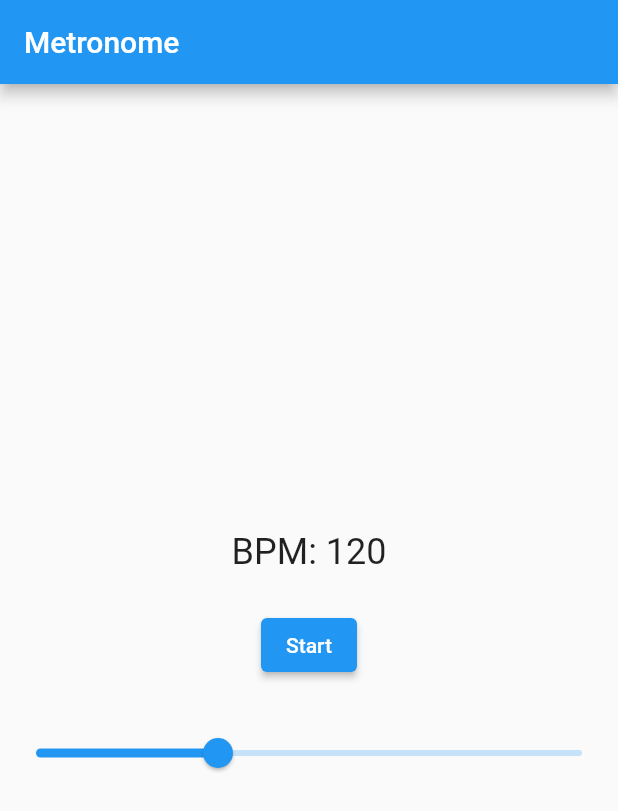
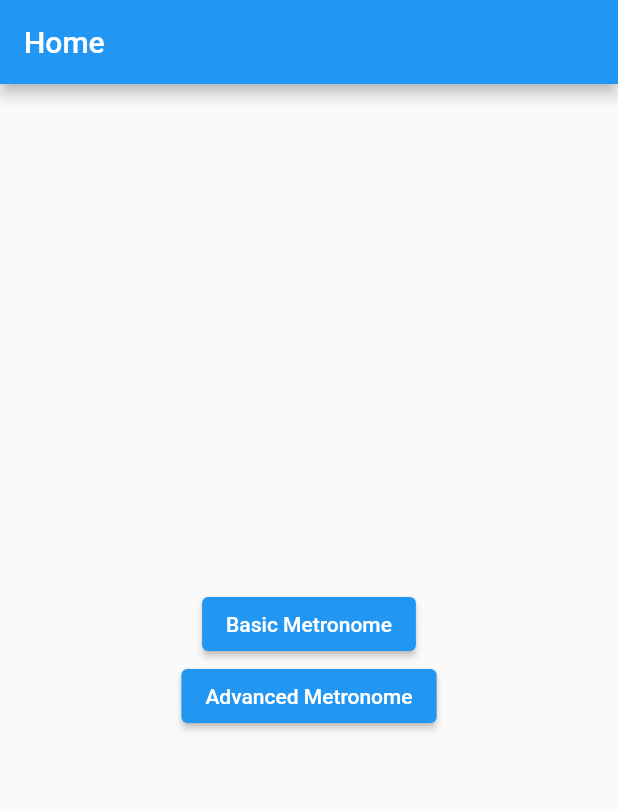
Before and after one commit to silveira42/metronome-app, a Flutter app: the screen it shows after launch, on a phone screen of 412 x 824 dp. Shown: the top 811 px of the screen. Run offline on Flutter 3.47's test engine with Material 2 defaults, Android fonts, the phone set to English and light mode, and no system bars; our stand-ins replace audioplayers.

Commit message:
Restructuring files for more modular app

```diff
--- /dev/null
+++ b/lib/home.dart
@@ -0,0 +1,39 @@
+import 'package:flutter/material.dart';
+import 'package:metronomo/basic_metronome.dart';
+import 'package:metronomo/advanced_metronome.dart';
+
+class HomePage extends StatelessWidget {
+  @override
+  Widget build(BuildContext context) {
+    return Scaffold(
+      appBar: AppBar(
+        title: const Text('Home'),
+      ),
+      body: Center(
+        child: Column(
+          mainAxisAlignment: MainAxisAlignment.center,
+          children: [
+            ElevatedButton(
+              child: const Text('Basic Metronome'),
+              onPressed: () {
+                Navigator.push(
+                  context,
+                  MaterialPageRoute(builder: (context) => BasicMetronome()),
+                );
+              },
+            ),
+            ElevatedButton(
+              child: const Text('Advanced Metronome'),
+              onPressed: () {
+                Navigator.push(
+                  context,
+                  MaterialPageRoute(builder: (context) => AdvancedMetronome()),
+                );
+              },
+            ),
+          ],
+        ),
+      ),
+    );
+  }
+}
--- a/lib/main.dart
+++ b/lib/main.dart
@@ -1,12 +1,9 @@
 import 'package:flutter/material.dart';
-import 'package:audioplayers/audioplayers.dart';
-import 'dart:async';
+import 'package:metronomo/home.dart';
 
 void main() {
   runApp(const MyApp());
 }
-
-final player = AudioPlayer();
 
 class MyApp extends StatelessWidget {
   const MyApp({super.key});
@@ -14,84 +11,10 @@ class MyApp extends StatelessWidget {
   @override
   Widget build(BuildContext context) {
     return MaterialApp(
-      title: 'Flutter Demo',
-      theme: ThemeData(
-        primarySwatch: Colors.blue,
-      ),
-      home: Metronome(),
-    );
+        title: 'Flutter Demo',
+        theme: ThemeData(
+          primarySwatch: Colors.blue,
+        ),
+        home: HomePage());
   }
 }
-
-class Metronome extends StatefulWidget {
-  @override
-  _MetronomeState createState() => _MetronomeState();
-}
-
-class _MetronomeState extends State<Metronome> {
-  Timer? _timer;
-  bool _isPlaying = false;
-  int _bpm = 120;
-
-  Future<void> _playClickSound() async {
-    await player.stop();
-    await player.play(AssetSource('metronome_basic_sound.mp3'));
-  }
-
-  void _startStopMetronome() {
-    if (_isPlaying) {
-      _timer?.cancel();
-    } else {
-      final int delay = (60 / _bpm * 1000).round();
-      _timer = Timer.periodic(Duration(milliseconds: delay), (timer) {
-        _playClickSound();
-      });
-    }
-    setState(() {
-      _isPlaying = !_isPlaying;
-    });
-  }
-
-  @override
-  Widget build(BuildContext context) {
-    return Scaffold(
-      appBar: AppBar(
-        title: const Text('Metronome'),
-      ),
-      body: Center(
-        child: Column(
-          mainAxisAlignment: MainAxisAlignment.center,
-          children: [
-            Text(
-              'BPM: $_bpm',
-              style: const TextStyle(fontSize: 24.0),
-            ),
-            const SizedBox(height: 24.0),
-            ElevatedButton(
-              onPressed: _startStopMetronome,
-              child: Text(_isPlaying ? 'Stop' : 'Start'),
-            ),
-            const SizedBox(height: 24.0),
-            Slider(
-              value: _bpm.toDouble(),
-              min: 60,
-              max: 240,
-              onChanged: (value) {
-                setState(() {
-                  _bpm = value.round();
-                });
-              },
-            ),
-          ],
-        ),
-      ),
-    );
-  }
-
-  @override
-  void dispose() {
-    _timer?.cancel();
-    player.dispose();
-    super.dispose();
-  }
-}
```
Also changed, not shown: lib/basic_metronome.dart (added, +78 -0 lines).
